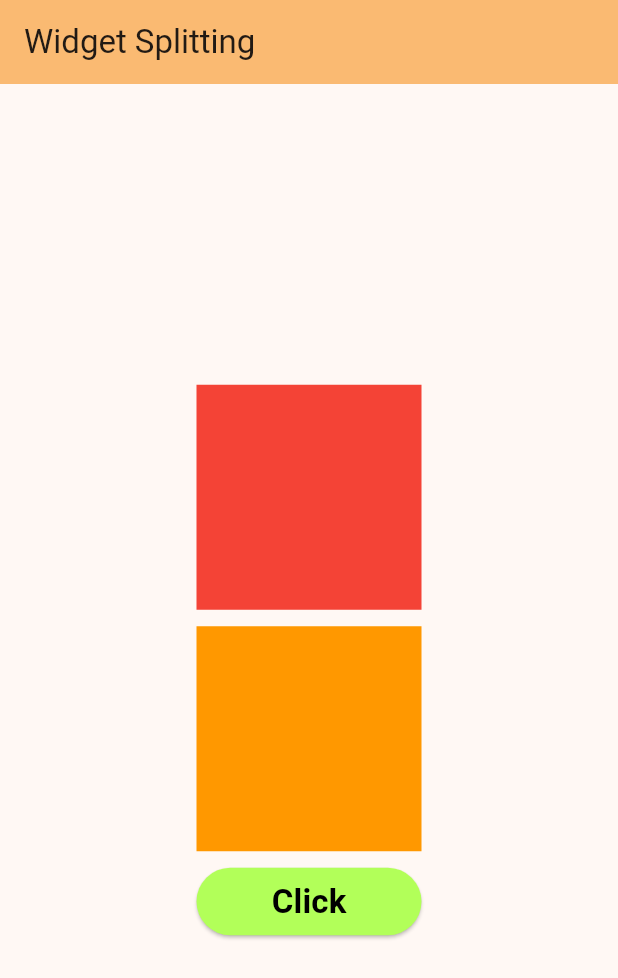
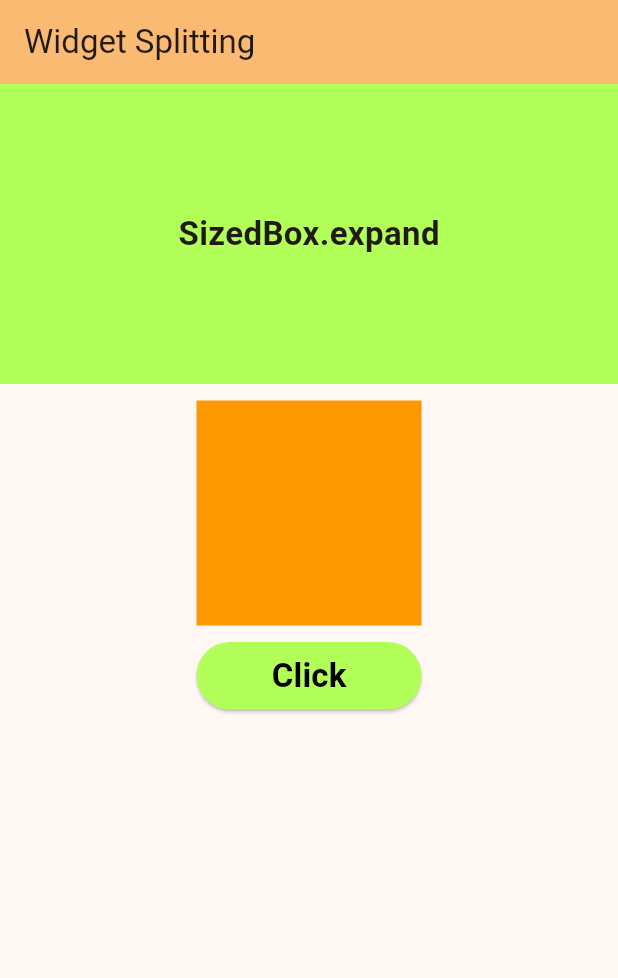
Before and after one commit to akashm936/practiceapp2, a Flutter app: the screen it shows after launch, on a phone screen of 412 x 824 dp. Shown: the top 978 px of the screen. Run offline on Flutter 3.47's test engine with Material 3 defaults, Android fonts, the phone set to English and light mode, and no system bars.

Commit message:
New SizedBox Widget are applied in the app with the ConstainedBox properties

```diff
--- a/lib/main.dart
+++ b/lib/main.dart
@@ -61,11 +61,30 @@ class _MyHomePageState extends State<MyHomePage> {
         backgroundColor: Theme.of(context).colorScheme.inversePrimary,
         title: Text(widget.title),
       ),
-      body: Center(
-        child: Column(
-          mainAxisAlignment: MainAxisAlignment.center,
+      body: Column(
         children: [
-            Container(width: 150, height: 150, color: Colors.red),
+          ConstrainedBox(
+            constraints: BoxConstraints(
+              maxHeight: 200,
+              maxWidth: double.infinity,
+              minHeight: 50,
+              minWidth: 50,
+            ),
+            child: SizedBox.expand(
+              child: Container(
+                color: Colors.lightGreenAccent,
+                child: Center(
+                  child: Text(
+                    "SizedBox.expand",
+                    style: TextStyle(
+                      fontSize: 22,
+                      fontWeight: FontWeight.bold,
+                    ),
+                  ),
+                ),
+              ),
+            ),
+          ),
           SizedBox(width: 11, height: 11),
           Container(width: 150, height: 150, color: Colors.orange),
           SizedBox(height: 11),
@@ -79,12 +98,15 @@ class _MyHomePageState extends State<MyHomePage> {
               onPressed: () {},
               child: Text(
                 "Click",
-                  style: TextStyle(fontSize: 22, fontWeight: FontWeight.bold,color: Colors.black),
+                style: TextStyle(
+                  fontSize: 22,
+                  fontWeight: FontWeight.bold,
+                  color: Colors.black,
+                ),
               ),
             ),
           ),
         ],
-        ),
       ),
       // This trailing comma makes auto-formatting nicer for build methods.
     );
```
Lines whose indentation alone changed are shown as unchanged.
